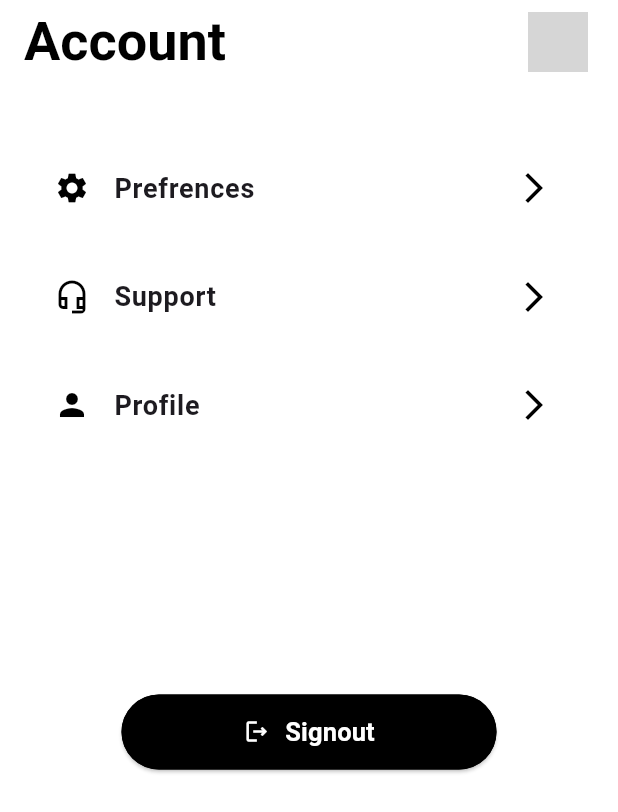
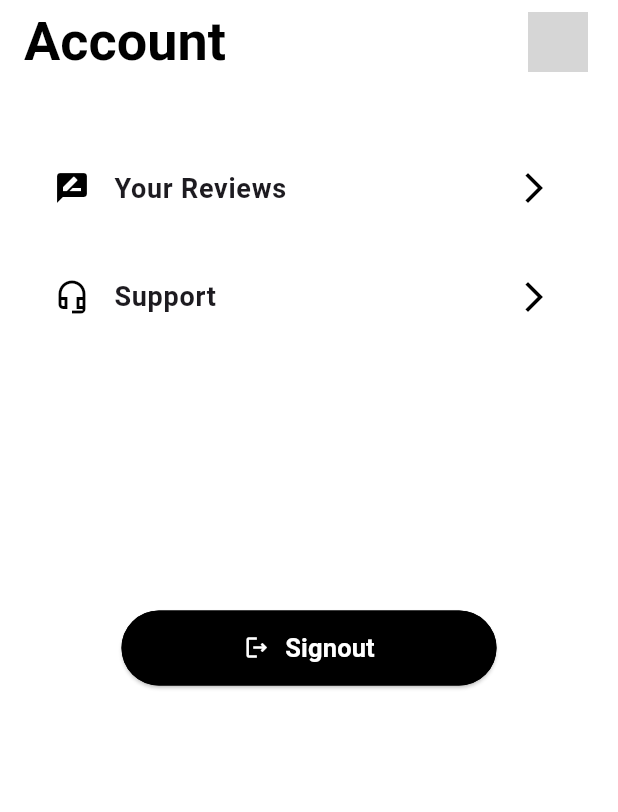
Before and after one commit to hamzajamil27/Adventurist, a Flutter app: the AccountScreen screen opened directly, on a phone screen of 412 x 824 dp. Shown: the top 812 px of the screen. Run offline on Flutter 3.47's test engine with Material 3 defaults, Android fonts, the phone set to English and light mode, and no system bars; our stand-ins replace firebase_auth, firebase_core, firebase_database, flutter_rating_bar, fluttertoast, font_awesome_flutter and 2 more; accounts and stored records are empty; network calls fail; project files that could hold a hidden picture were left out; grey boxes are pictures that could not be loaded.

Commit message:
add review feature

```diff
--- a/lib/screens/AccountScreen_and_SubScreens/account_Screen.dart
+++ b/lib/screens/AccountScreen_and_SubScreens/account_Screen.dart
@@ -10,6 +10,8 @@ import 'package:firebase_auth/firebase_auth.dart';
 import 'package:firebase_database/firebase_database.dart';
 import 'package:flutter/material.dart';
 import 'package:url_launcher/url_launcher.dart';
+import '../Firebase_Practice_Screens/visitReiew.dart';
+
 
 class AccountScreen extends StatefulWidget {
   const AccountScreen({super.key});
@@ -24,6 +26,7 @@ class _AccountScreenState extends State<AccountScreen> {
   // bool user = false;
 
   final String link = 'https://shoparonline.com/contact-us';
+
   @override
   Widget build(BuildContext context) {
     final height = MediaQuery.of(context).size.height * 1;
@@ -121,11 +124,11 @@ class _AccountScreenState extends State<AccountScreen> {
 
                       ListTile(
                         leading: const Icon(
-                          Icons.settings,
+                          Icons.rate_review,
                           color: Colors.black,
                         ),
                         title: const Text(
-                          "Prefrences",
+                          "Your Reviews",
                           style: TextStyle(
                               fontSize: 18, fontWeight: FontWeight.bold),
                         ),
@@ -133,7 +136,12 @@ class _AccountScreenState extends State<AccountScreen> {
                           Icons.arrow_forward_ios,
                           color: Colors.black,
                         ),
-                        onTap: () {},
+                        onTap: () {
+                          Navigator.push(
+                            context,
+                            MaterialPageRoute(builder: (context) => VisitReviewScreen()),
+                          );
+                        },
                       ),
 
                       SizedBox(height: height * .02),
@@ -152,14 +160,25 @@ class _AccountScreenState extends State<AccountScreen> {
                           Icons.arrow_forward_ios,
                           color: Colors.black,
                         ),
-                        onTap: () {
-                          Navigator.push(
-                            context,
-                            MaterialPageRoute(
-                              builder: ((context) => const SupportScreen()),
-                            ),
-                          );
-                        },
+                        onTap: () {}
+
+                      ),
+                      ListTile(
+                          leading: const Icon(
+                            Icons.notifications_active,
+                            color: Colors.black,
+                          ),
+                          title: const Text(
+                            "Notifications",
+                            style: TextStyle(
+                                fontSize: 18, fontWeight: FontWeight.bold),
+                          ),
+                          trailing: const Icon(
+                            Icons.arrow_forward_ios,
+                            color: Colors.black,
+                          ),
+                          onTap: () {}
+
                       ),
 
                       SizedBox(height: height * .02),
@@ -211,11 +230,11 @@ class _AccountScreenState extends State<AccountScreen> {
 
                       ListTile(
                         leading: const Icon(
-                          Icons.settings,
+                          Icons.rate_review,
                           color: Colors.black,
                         ),
                         title: const Text(
-                          "Prefrences",
+                          "Your Reviews",
                           style: TextStyle(
                               fontSize: 18, fontWeight: FontWeight.bold),
                         ),
@@ -224,7 +243,10 @@ class _AccountScreenState extends State<AccountScreen> {
                           color: Colors.black,
                         ),
                         onTap: () {
-                          // _launchURL(support@shoparonline.com);
+                          Navigator.push(
+                            context,
+                            MaterialPageRoute(builder: (context) => VisitReviewScreen()),
+                          );
                         },
                       ),
 
@@ -256,28 +278,28 @@ class _AccountScreenState extends State<AccountScreen> {
 
                       SizedBox(height: height * .02),
 
-                      ListTile(
-                        leading: const Icon(
-                          Icons.person,
-                          color: Colors.black,
-                        ),
-                        title: const Text(
-                          "Profile",
-                          style: TextStyle(
-                              fontSize: 18, fontWeight: FontWeight.bold),
-                        ),
-                        trailing: const Icon(
-                          Icons.arrow_forward_ios,
-                          color: Colors.black,
-                        ),
-                        onTap: () {
-                          Navigator.push(
-                              context,
-                              MaterialPageRoute(
-                                builder: (context) => ProfileScreen(),
-                              ));
-                        },
-                      ),
+                      // ListTile(
+                      //   leading: const Icon(
+                      //     Icons.person,
+                      //     color: Colors.black,
+                      //   ),
+                      //   title: const Text(
+                      //     "Profile",
+                      //     style: TextStyle(
+                      //         fontSize: 18, fontWeight: FontWeight.bold),
+                      //   ),
+                      //   trailing: const Icon(
+                      //     Icons.arrow_forward_ios,
+                      //     color: Colors.black,
+                      //   ),
+                      //   onTap: () {
+                      //     Navigator.push(
+                      //         context,
+                      //         MaterialPageRoute(
+                      //           builder: (context) => ProfileScreen(),
+                      //         ));
+                      //   },
+                      // ),
                       SizedBox(
                         height: height * .2,
                       ),
--- a/pubspec.yaml
+++ b/pubspec.yaml
@@ -47,6 +47,8 @@ dependencies:
   url_launcher: ^6.2.4
   flutter_rating_bar: ^4.0.1
   http: ^1.2.0
+  intl: ^0.19.0
+
 
 
 dev_dependencies:
```
Also changed, not shown: lib/screens/Firebase_Practice_Screens/visitReiew.dart (+74 -0 lines), pubspec.lock.
